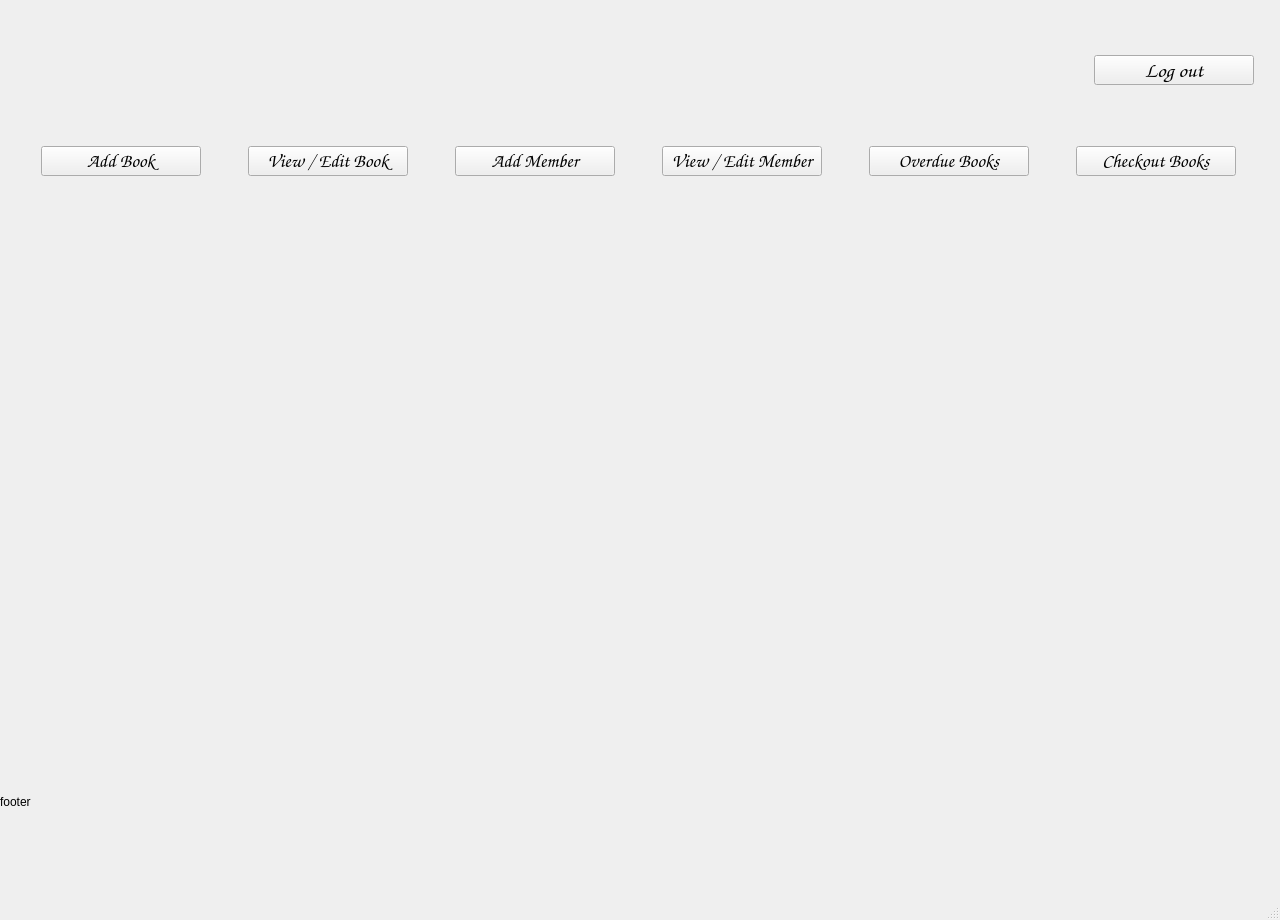
Qt form mainwindow.ui (Frederick-Rive/CS106_LibrarySystem_GroupProject) before a commit.
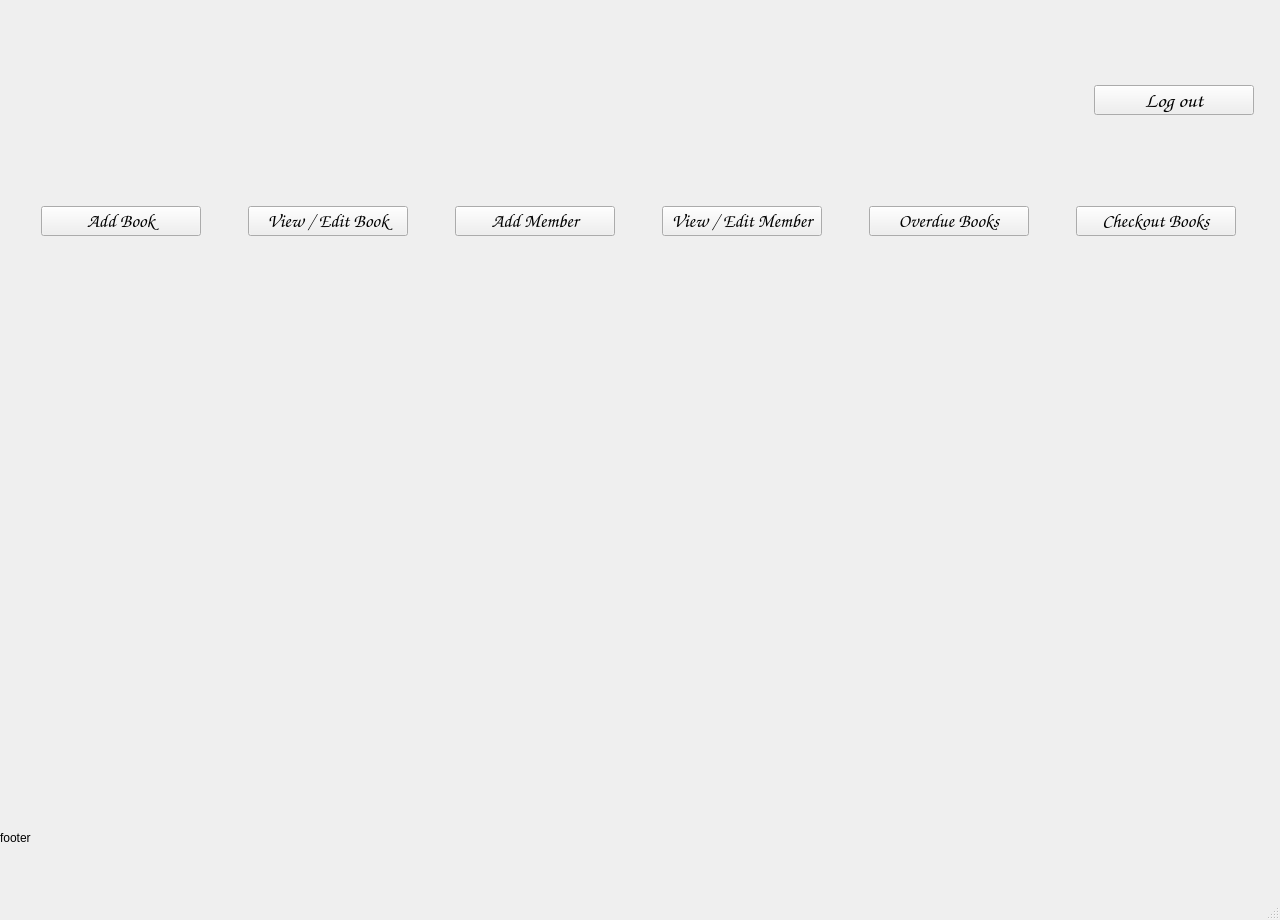
The same form after that commit.

The edit to the form file:
```diff
--- a/mainwindow.ui
+++ b/mainwindow.ui
@@ -27,6 +27,9 @@
   </property>
   <widget class="QWidget" name="centralwidget">
    <layout class="QVBoxLayout" name="verticalLayout">
+    <property name="spacing">
+     <number>0</number>
+    </property>
     <property name="leftMargin">
      <number>0</number>
     </property>
@@ -369,7 +372,7 @@
          <property name="sizeHint" stdset="0">
           <size>
            <width>13</width>
-           <height>13</height>
+           <height>0</height>
           </size>
          </property>
         </spacer>
@@ -382,10 +385,10 @@
       <item>
        <spacer name="horizontalSpacer_3">
         <property name="orientation">
-         <enum>Qt::Horizontal</enum>
+         <enum>Qt::Vertical</enum>
         </property>
         <property name="sizeType">
-         <enum>QSizePolicy::Maximum</enum>
+         <enum>QSizePolicy::Fixed</enum>
         </property>
         <property name="sizeHint" stdset="0">
          <size>
@@ -399,6 +402,18 @@
     </item>
     <item>
      <widget class="QLabel" name="label">
+      <property name="minimumSize">
+       <size>
+        <width>0</width>
+        <height>120</height>
+       </size>
+      </property>
+      <property name="maximumSize">
+       <size>
+        <width>16777215</width>
+        <height>120</height>
+       </size>
+      </property>
       <property name="text">
        <string>footer</string>
       </property>
```
Left out of the diff: 15 changed lines with no effect on the pictures.
